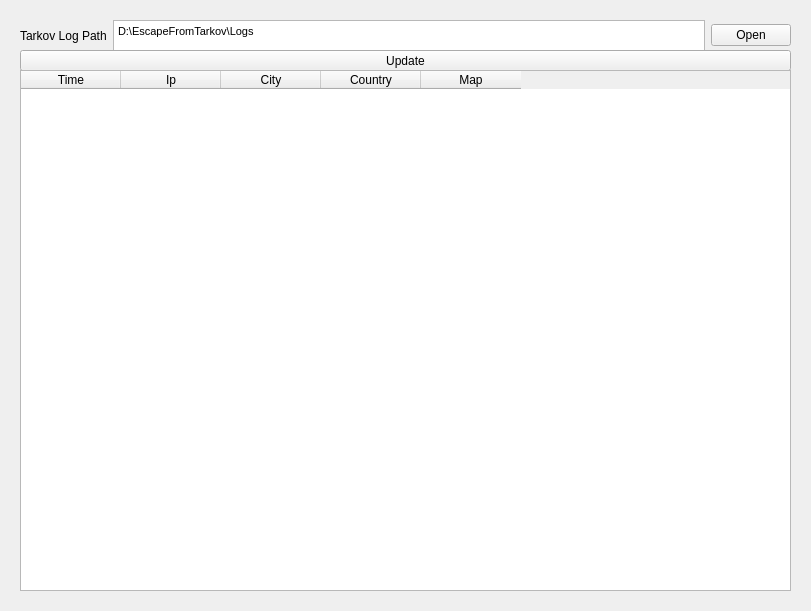
The window that mainwindow.ui (drudolph0/TarkovLogAnalyser) describes before a commit, drawn with Qt 5.
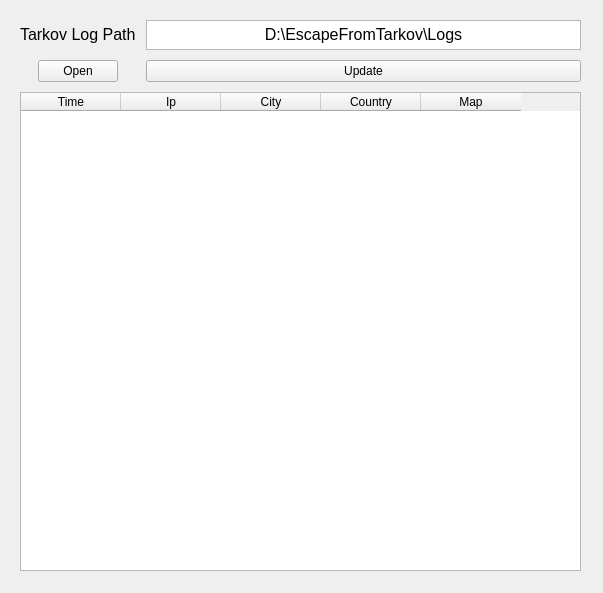
The same window after the commit.

Diff of the .ui file:
```diff
--- a/mainwindow.ui
+++ b/mainwindow.ui
@@ -6,10 +6,16 @@
    <rect>
     <x>0</x>
     <y>0</y>
-    <width>811</width>
-    <height>611</height>
+    <width>603</width>
+    <height>593</height>
    </rect>
   </property>
+  <property name="sizePolicy">
+   <sizepolicy hsizetype="Fixed" vsizetype="Fixed">
+    <horstretch>0</horstretch>
+    <verstretch>0</verstretch>
+   </sizepolicy>
+  </property>
   <property name="windowTitle">
    <string>MainWindow</string>
   </property>
@@ -17,62 +23,80 @@
    <widget class="QWidget" name="horizontalLayoutWidget">
     <property name="geometry">
      <rect>
-      <x>20</x>
-      <y>20</y>
-      <width>771</width>
-      <height>31</height>
+      <x>0</x>
+      <y>0</y>
+      <width>601</width>
+      <height>591</height>
      </rect>
     </property>
-    <layout class="QHBoxLayout" name="horizontalLayout">
-     <item>
+    <layout class="QFormLayout" name="formLayout">
+     <property name="sizeConstraint">
+      <enum>QLayout::SetMaximumSize</enum>
+     </property>
+     <property name="labelAlignment">
+      <set>Qt::AlignCenter</set>
+     </property>
+     <property name="formAlignment">
+      <set>Qt::AlignCenter</set>
+     </property>
+     <property name="horizontalSpacing">
+      <number>10</number>
+     </property>
+     <property name="verticalSpacing">
+      <number>10</number>
+     </property>
+     <property name="leftMargin">
+      <number>20</number>
+     </property>
+     <property name="topMargin">
+      <number>20</number>
+     </property>
+     <property name="rightMargin">
+      <number>20</number>
+     </property>
+     <property name="bottomMargin">
+      <number>20</number>
+     </property>
+     <item row="0" column="0">
       <widget class="QLabel" name="label">
        <property name="text">
-        <string>Tarkov Log Path</string>
+        <string>&lt;html&gt;&lt;head/&gt;&lt;body&gt;&lt;p&gt;&lt;span style=&quot; font-size:12pt;&quot;&gt;Tarkov Log Path&lt;/span&gt;&lt;/p&gt;&lt;/body&gt;&lt;/html&gt;</string>
        </property>
       </widget>
      </item>
-     <item>
+     <item row="0" column="1">
       <widget class="QTextEdit" name="logPathField">
+       <property name="maximumSize">
+        <size>
+         <width>16777215</width>
+         <height>30</height>
+        </size>
+       </property>
        <property name="html">
         <string>&lt;!DOCTYPE HTML PUBLIC &quot;-//W3C//DTD HTML 4.0//EN&quot; &quot;http://www.w3.org/TR/REC-html40/strict.dtd&quot;&gt;
 &lt;html&gt;&lt;head&gt;&lt;meta name=&quot;qrichtext&quot; content=&quot;1&quot; /&gt;&lt;style type=&quot;text/css&quot;&gt;
 p, li { white-space: pre-wrap; }
 &lt;/style&gt;&lt;/head&gt;&lt;body style=&quot; font-family:'MS Shell Dlg 2'; font-size:8.25pt; font-weight:400; font-style:normal;&quot;&gt;
-&lt;p style=&quot; margin-top:0px; margin-bottom:0px; margin-left:0px; margin-right:0px; -qt-block-indent:0; text-indent:0px;&quot;&gt;D:\EscapeFromTarkov\Logs&lt;/p&gt;&lt;/body&gt;&lt;/html&gt;</string>
+&lt;p align=&quot;center&quot; style=&quot; margin-top:0px; margin-bottom:0px; margin-left:0px; margin-right:0px; -qt-block-indent:0; text-indent:0px;&quot;&gt;&lt;span style=&quot; font-size:12pt;&quot;&gt;D:\EscapeFromTarkov\Logs&lt;/span&gt;&lt;/p&gt;&lt;/body&gt;&lt;/html&gt;</string>
        </property>
       </widget>
      </item>
-     <item>
-      <widget class="QPushButton" name="logPathButton">
-       <property name="text">
-        <string>Open</string>
-       </property>
-      </widget>
-     </item>
-    </layout>
-   </widget>
+     <item row="1" column="1">
    <widget class="QPushButton" name="updateButton">
-    <property name="geometry">
-     <rect>
-      <x>20</x>
-      <y>50</y>
-      <width>771</width>
-      <height>21</height>
-     </rect>
-    </property>
     <property name="text">
      <string>Update</string>
     </property>
    </widget>
+     </item>
+     <item row="1" column="0">
+      <widget class="QPushButton" name="logPathButton">
+       <property name="text">
+        <string>Open</string>
+       </property>
+      </widget>
+     </item>
+     <item row="2" column="0" colspan="2">
    <widget class="QTableWidget" name="logTableWidget">
-    <property name="geometry">
-     <rect>
-      <x>20</x>
-      <y>70</y>
-      <width>771</width>
-      <height>521</height>
-     </rect>
-    </property>
     <column>
      <property name="text">
       <string>Time</string>
@@ -98,6 +122,9 @@
       <string>Map</string>
      </property>
     </column>
+      </widget>
+     </item>
+    </layout>
    </widget>
   </widget>
  </widget>
```
Lines whose indentation alone changed are shown as unchanged.
